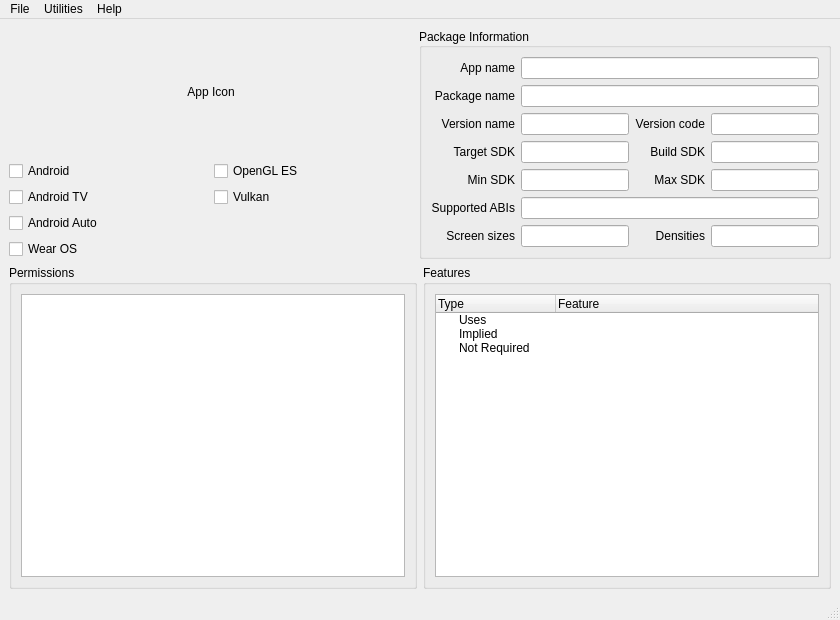
gingusScringus/apacksplorer, file forms/main.ui: the form before one commit.
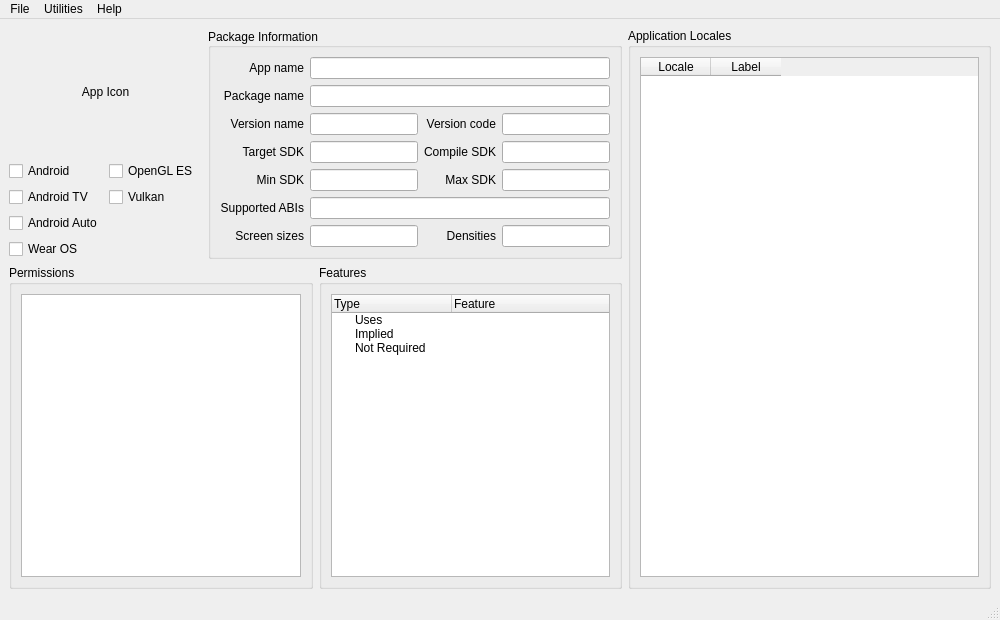
The form after the commit.

Patch:
```diff
--- a/forms/main.ui
+++ b/forms/main.ui
@@ -6,7 +6,7 @@
    <rect>
     <x>0</x>
     <y>0</y>
-    <width>840</width>
+    <width>1000</width>
     <height>620</height>
    </rect>
   </property>
@@ -223,7 +223,7 @@
          <item row="3" column="3">
           <widget class="QLabel" name="build_sdk_label">
            <property name="text">
-            <string>Build SDK</string>
+            <string>Compile SDK</string>
            </property>
            <property name="alignment">
             <set>Qt::AlignRight|Qt::AlignTrailing|Qt::AlignVCenter</set>
@@ -285,60 +285,113 @@
       </layout>
      </widget>
     </item>
+    <item row="0" column="2" rowspan="3">
+     <widget class="QGroupBox" name="app_locales_group">
+      <property name="title">
+       <string>Application Locales</string>
+      </property>
+      <layout class="QVBoxLayout" name="verticalLayout">
+       <item>
+        <widget class="QTableWidget" name="appLocalesTable">
+         <attribute name="horizontalHeaderMinimumSectionSize">
+          <number>20</number>
+         </attribute>
+         <attribute name="horizontalHeaderDefaultSectionSize">
+          <number>70</number>
+         </attribute>
+         <column>
+          <property name="text">
+           <string>Locale</string>
+          </property>
+         </column>
+         <column>
+          <property name="text">
+           <string>Label</string>
+          </property>
+         </column>
+        </widget>
+       </item>
+      </layout>
+     </widget>
+    </item>
     <item row="1" column="0">
      <layout class="QGridLayout" name="gridLayout_7">
       <item row="3" column="0">
-       <widget class="QCheckBox" name="checkBox_4">
+       <widget class="QCheckBox" name="wearOSCheck">
+        <property name="enabled">
+         <bool>true</bool>
+        </property>
         <property name="text">
          <string>Wear OS</string>
         </property>
         <property name="checkable">
-         <bool>false</bool>
+         <bool>true</bool>
         </property>
        </widget>
       </item>
       <item row="0" column="0">
-       <widget class="QCheckBox" name="checkBox">
+       <widget class="QCheckBox" name="androidCheck">
+        <property name="enabled">
+         <bool>true</bool>
+        </property>
         <property name="text">
          <string>Android</string>
         </property>
         <property name="checkable">
-         <bool>false</bool>
+         <bool>true</bool>
         </property>
        </widget>
       </item>
       <item row="2" column="0">
-       <widget class="QCheckBox" name="checkBox_3">
+       <widget class="QCheckBox" name="androidAutoCheck">
+        <property name="enabled">
+         <bool>true</bool>
+        </property>
         <property name="text">
          <string>Android Auto</string>
         </property>
         <property name="checkable">
-         <bool>false</bool>
+         <bool>true</bool>
         </property>
        </widget>
       </item>
       <item row="1" column="0">
-       <widget class="QCheckBox" name="checkBox_2">
+       <widget class="QCheckBox" name="androidTVCheck">
+        <property name="enabled">
+         <bool>true</bool>
+        </property>
         <property name="text">
          <string>Android TV</string>
         </property>
         <property name="checkable">
-         <bool>false</bool>
+         <bool>true</bool>
         </property>
        </widget>
       </item>
       <item row="0" column="1">
-       <widget class="QCheckBox" name="checkBox_5">
+       <widget class="QCheckBox" name="openGLESCheck">
+        <property name="enabled">
+         <bool>true</bool>
+        </property>
         <property name="text">
          <string>OpenGL ES </string>
         </property>
+        <property name="checkable">
+         <bool>true</bool>
+        </property>
        </widget>
       </item>
       <item row="1" column="1">
-       <widget class="QCheckBox" name="checkBox_6">
+       <widget class="QCheckBox" name="vulkanCheck">
+        <property name="enabled">
+         <bool>true</bool>
+        </property>
         <property name="text">
          <string>Vulkan</string>
         </property>
+        <property name="checkable">
+         <bool>true</bool>
+        </property>
        </widget>
       </item>
      </layout>
@@ -423,7 +476,7 @@
     <rect>
      <x>0</x>
      <y>0</y>
-     <width>840</width>
+     <width>1000</width>
      <height>30</height>
     </rect>
    </property>
```
Left out of the diff: 40 changed lines with no effect on the pictures.
